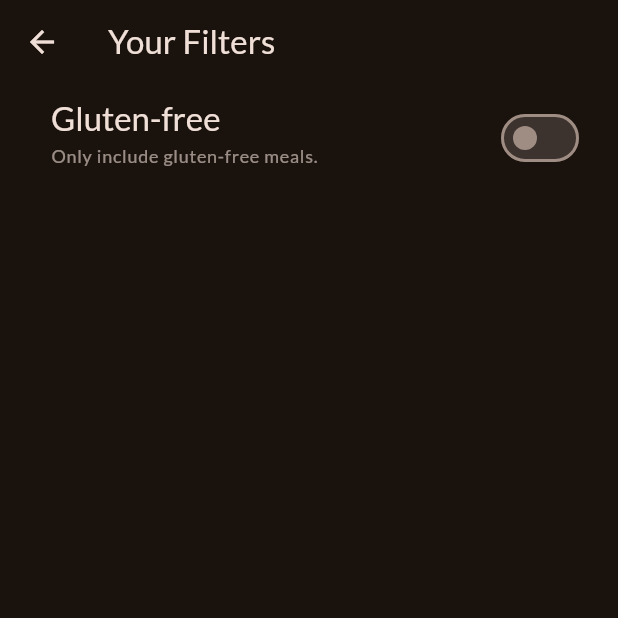
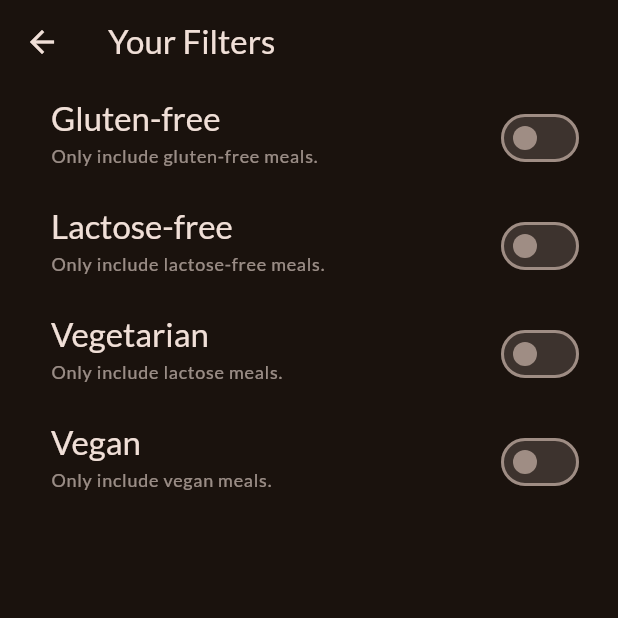
Before and after one commit to mardybum8737/meals_app, a Flutter app: the FiltersScreen screen opened directly, on a phone screen of 412 x 824 dp, the top half of it. Run offline on Flutter 3.47's test engine with Material 3 defaults, Android fonts, the phone set to English and light mode, and no system bars; our stand-ins replace google_fonts, transparent_image.

Commit message:
filtering

```diff
--- a/lib/screens/filters_screen.dart
+++ b/lib/screens/filters_screen.dart
@@ -1,4 +1,11 @@
 import 'package:flutter/material.dart';
+
+enum Filter {
+  glutenFree,
+  lactoseFree,
+  vegetarian,
+  vegan,
+}
 
 class FiltersScreen extends StatefulWidget {
   const FiltersScreen({super.key});
@@ -10,6 +17,9 @@ class FiltersScreen extends StatefulWidget {
 
 class _FiltersScreenState extends State<FiltersScreen> {
   var _glutenFreeFilterSet = false;
+  var _lactoseFreeFilterSet = false;
+  var _vegetarianFilterSet = false;
+  var _veganFilterSet = false;
 
   @override
   Widget build(BuildContext context) {
@@ -27,7 +37,19 @@ class _FiltersScreenState extends State<FiltersScreen> {
       //     );
       //   }
       // }),
-      body: Column(children: [
+      body: PopScope(
+        canPop: false, // 기본 탑재된 뒤로가기 버튼을 숨김
+        onPopInvoked: (bool didPop) {
+          // 뒤로가기 버튼을 누르면 호출
+          if (didPop) return;
+          Navigator.of(context).pop({
+            Filter.glutenFree: _glutenFreeFilterSet,
+            Filter.lactoseFree: _lactoseFreeFilterSet,
+            Filter.vegetarian: _vegetarianFilterSet,
+            Filter.vegan: _veganFilterSet,
+          });
+        },
+        child: Column(children: [
           SwitchListTile(
             value: _glutenFreeFilterSet,
             onChanged: (isChecked) {
@@ -56,7 +78,92 @@ class _FiltersScreenState extends State<FiltersScreen> {
               right: 22,
             ),
           ),
+          SwitchListTile(
+            value: _lactoseFreeFilterSet,
+            onChanged: (isChecked) {
+              setState(() {
+                _lactoseFreeFilterSet = isChecked;
+              });
+            },
+            title: Text(
+              'Lactose-free',
+              style: Theme.of(context).textTheme.titleLarge!.copyWith(
+                    color: Theme.of(context).colorScheme.onBackground,
+                  ),
+            ),
+            subtitle: Text(
+              'Only include lactose-free meals.',
+              style: Theme.of(context).textTheme.labelMedium!.copyWith(
+                    color: Theme.of(context)
+                        .colorScheme
+                        .onBackground
+                        .withOpacity(0.6),
+                  ),
+            ),
+            activeColor: Theme.of(context).colorScheme.tertiary,
+            contentPadding: const EdgeInsets.only(
+              left: 34,
+              right: 22,
+            ),
+          ),
+          SwitchListTile(
+            value: _vegetarianFilterSet,
+            onChanged: (isChecked) {
+              setState(() {
+                _vegetarianFilterSet = isChecked;
+              });
+            },
+            title: Text(
+              'Vegetarian',
+              style: Theme.of(context).textTheme.titleLarge!.copyWith(
+                    color: Theme.of(context).colorScheme.onBackground,
+                  ),
+            ),
+            subtitle: Text(
+              'Only include lactose meals.',
+              style: Theme.of(context).textTheme.labelMedium!.copyWith(
+                    color: Theme.of(context)
+                        .colorScheme
+                        .onBackground
+                        .withOpacity(0.6),
+                  ),
+            ),
+            activeColor: Theme.of(context).colorScheme.tertiary,
+            contentPadding: const EdgeInsets.only(
+              left: 34,
+              right: 22,
+            ),
+          ),
+          SwitchListTile(
+            value: _veganFilterSet,
+            onChanged: (isChecked) {
+              setState(() {
+                _veganFilterSet = isChecked;
+              });
+            },
+            title: Text(
+              'Vegan',
+              style: Theme.of(context).textTheme.titleLarge!.copyWith(
+                    color: Theme.of(context).colorScheme.onBackground,
+                  ),
+            ),
+            subtitle: Text(
+              'Only include vegan meals.',
+              style: Theme.of(context).textTheme.labelMedium!.copyWith(
+                    color: Theme.of(context)
+                        .colorScheme
+                        .onBackground
+                        .withOpacity(0.6),
+                  ),
+            ),
+            activeColor: Theme.of(context).colorScheme.tertiary,
+            contentPadding: const EdgeInsets.only(
+              left: 34,
+              right: 22,
+            ),
+          ),
         ]),
+      ),
     );
   }
 }
```
Also changed, not shown: lib/screens/tabs_screen.dart (+66 -36 lines). Lines whose indentation alone changed are shown as unchanged.
